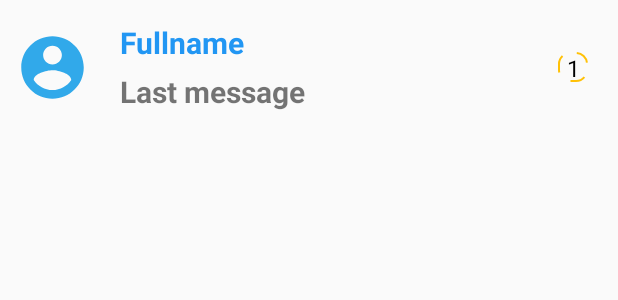
After one commit to Baisalya/LetsTalks, an Android app: the layout messages_layout.xml on its own in the app's theme, with its tools: preview values and no code run, on a phone screen of 412 x 824 dp. The commit adds this screen. Shown: the top 300 px of the screen. Run offline under Robolectric (Android 15) with nearby library versions, the phone set to English and light mode, and no system bars.

Commit message:
ui message views added

```diff
--- /dev/null
+++ b/app/src/main/res/drawable/ic_outline_app_settings_alt_24.xml
@@ -0,0 +1,5 @@
+<vector android:height="24dp" android:tint="#31A9EA"
+    android:viewportHeight="24" android:viewportWidth="24"
+    android:width="24dp" xmlns:android="http://schemas.android.com/apk/res/android">
+    <path android:fillColor="@android:color/white" android:pathData="M21.81,12.74l-0.82,-0.63c0,-0.09 0,-0.13 0,-0.22l0.8,-0.63c0.16,-0.12 0.2,-0.34 0.1,-0.51l-0.85,-1.48c-0.07,-0.13 -0.21,-0.2 -0.35,-0.2c-0.05,0 -0.1,0.01 -0.15,0.03l-0.95,0.38c-0.08,-0.05 -0.11,-0.07 -0.19,-0.11l-0.15,-1.01C19.22,8.15 19.05,8 18.85,8h-1.71c-0.2,0 -0.37,0.15 -0.4,0.34L16.6,9.35c-0.03,0.02 -0.07,0.03 -0.1,0.05c-0.03,0.02 -0.06,0.04 -0.09,0.06l-0.95,-0.38c-0.05,-0.02 -0.1,-0.03 -0.15,-0.03c-0.14,0 -0.27,0.07 -0.35,0.2l-0.85,1.48c-0.1,0.17 -0.06,0.39 0.1,0.51l0.8,0.63c0,0.09 0,0.13 0,0.23l-0.8,0.63c-0.16,0.12 -0.2,0.34 -0.1,0.51l0.85,1.48c0.07,0.13 0.21,0.2 0.35,0.2c0.05,0 0.1,-0.01 0.15,-0.03l0.95,-0.37c0.08,0.05 0.12,0.07 0.2,0.11l0.15,1.01c0.03,0.2 0.2,0.34 0.4,0.34h1.71c0.2,0 0.37,-0.15 0.4,-0.34l0.15,-1.01c0.03,-0.02 0.07,-0.03 0.1,-0.05c0.03,-0.02 0.06,-0.04 0.09,-0.06l0.95,0.38c0.05,0.02 0.1,0.03 0.15,0.03c0.14,0 0.27,-0.07 0.35,-0.2l0.85,-1.48C22.01,13.08 21.97,12.86 21.81,12.74zM18,13.5c-0.83,0 -1.5,-0.67 -1.5,-1.5c0,-0.83 0.67,-1.5 1.5,-1.5s1.5,0.67 1.5,1.5C19.5,12.83 18.83,13.5 18,13.5zM17,18H7V6h10v1h2V3c0,-1.1 -0.9,-2 -2,-2H7C5.9,1 5,1.9 5,3v18c0,1.1 0.9,2 2,2h10c1.1,0 2,-0.9 2,-2v-4h-2V18zM7,3h10v1H7V3zM17,21H7v-1h10V21z"/>
+</vector>
--- /dev/null
+++ b/app/src/main/res/drawable/ic_round_account_circle_24.xml
@@ -0,0 +1,5 @@
+<vector android:height="24dp" android:tint="#31A9EA"
+    android:viewportHeight="24" android:viewportWidth="24"
+    android:width="24dp" xmlns:android="http://schemas.android.com/apk/res/android">
+    <path android:fillColor="@android:color/white" android:pathData="M12,2C6.48,2 2,6.48 2,12s4.48,10 10,10 10,-4.48 10,-10S17.52,2 12,2zM12,5c1.66,0 3,1.34 3,3s-1.34,3 -3,3 -3,-1.34 -3,-3 1.34,-3 3,-3zM12,19.2c-2.5,0 -4.71,-1.28 -6,-3.22 0.03,-1.99 4,-3.08 6,-3.08 1.99,0 5.97,1.09 6,3.08 -1.29,1.94 -3.5,3.22 -6,3.22z"/>
+</vector>
--- /dev/null
+++ b/app/src/main/res/layout/messages_layout.xml
@@ -0,0 +1,68 @@
+<?xml version="1.0" encoding="utf-8"?>
+<RelativeLayout xmlns:android="http://schemas.android.com/apk/res/android"
+    android:layout_width="match_parent"
+    android:layout_height="match_parent">
+<LinearLayout
+    android:id="@+id/rootLayout"
+    android:layout_width="match_parent"
+    android:layout_height="wrap_content"
+    android:orientation="vertical">
+    <RelativeLayout
+        android:layout_width="match_parent"
+        android:layout_height="wrap_content">
+        <ImageView
+            android:id="@+id/dp"
+            android:layout_width="50dp"
+            android:layout_height="50dp"
+            android:layout_centerVertical="true"
+            android:layout_marginTop="40dp"
+            android:layout_marginStart="10dp"
+            android:src="@drawable/ic_round_account_circle_24"
+            />
+        <LinearLayout
+            android:layout_toStartOf="@+id/unseenMessage"
+            android:layout_width="match_parent"
+            android:layout_height="wrap_content"
+            android:orientation="vertical"
+            android:gravity="center"
+            android:layout_marginEnd="10dp"
+            android:layout_marginStart="20dp"
+            android:layout_centerVertical="true"
+            android:layout_toEndOf="@+id/dp">
+            <TextView
+                android:id="@+id/name"
+                android:layout_width="match_parent"
+                android:layout_height="wrap_content"
+                android:maxLines="1"
+                android:textSize="20sp"
+                android:text="Fullname"
+                android:textColor="#2196F3"
+                android:textStyle="bold"/>
+            <TextView
+                android:id="@+id/lastMessage"
+
+                android:layout_width="match_parent"
+                android:layout_height="wrap_content"
+                android:maxLines="1"
+                android:textSize="20sp"
+                android:text="Last message"
+                android:layout_marginTop="5dp"
+                android:textStyle="bold"/>
+        </LinearLayout>
+        <TextView
+
+            android:id="@+id/unseenMessage"
+            android:layout_width="20dp"
+            android:layout_height="20dp"
+            android:layout_centerVertical="true"
+            android:layout_alignParentEnd="true"
+            android:layout_marginEnd="20dp"
+            android:text="1"
+            android:textSize="15sp"
+            android:textColor="@color/black"
+            android:gravity="center"
+            android:background="@drawable/edittext"/>
+    </RelativeLayout>
+
+</LinearLayout>
+</RelativeLayout>
```
Also changed, not shown: app/src/main/java/com/passonatetech/letstalks/MainActivity.java (+13 -0 lines), app/src/main/java/com/passonatetech/letstalks/messages/MessageView.java (added, +54 -0 lines), app/src/main/java/com/passonatetech/letstalks/messages/MessagesList.java (added, +47 -0 lines), app/src/main/res/drawable/appbar.xml (added, +17 -0 lines), app/src/main/res/drawable/ic_twotone_search_24.xml (added, +5 -0 lines), app/src/main/res/layout/activity_main.xml (+49 -0 lines), app/src/main/res/drawable-v24/dot.png (added), app/src/main/res/drawable-v24/transparency.png (added).
